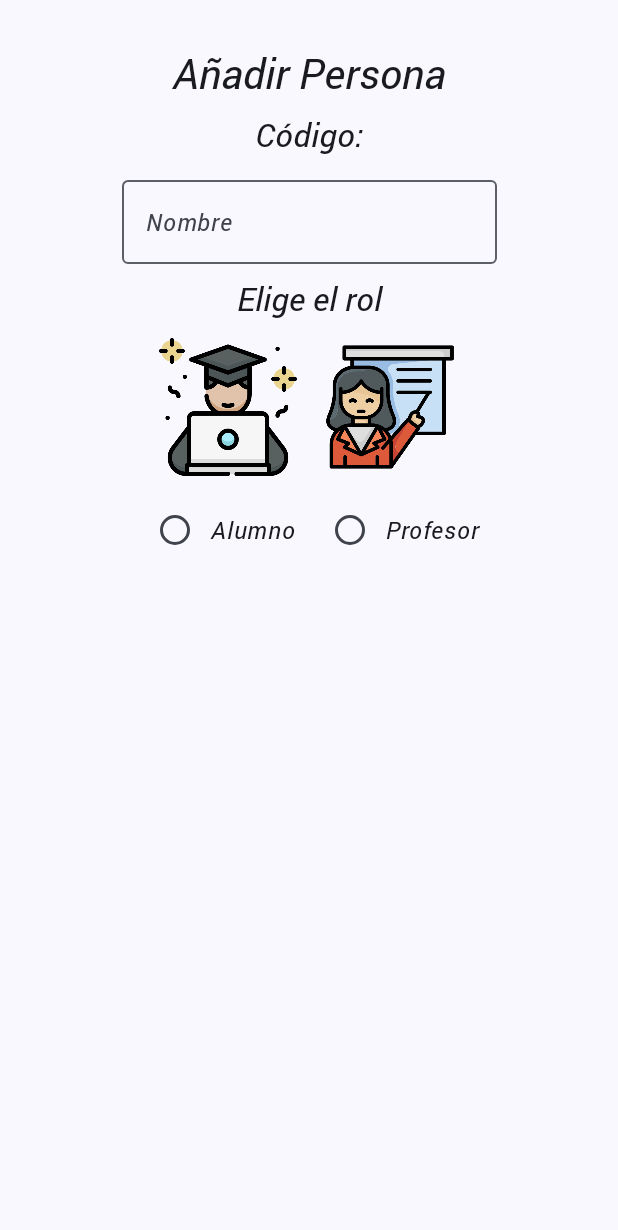
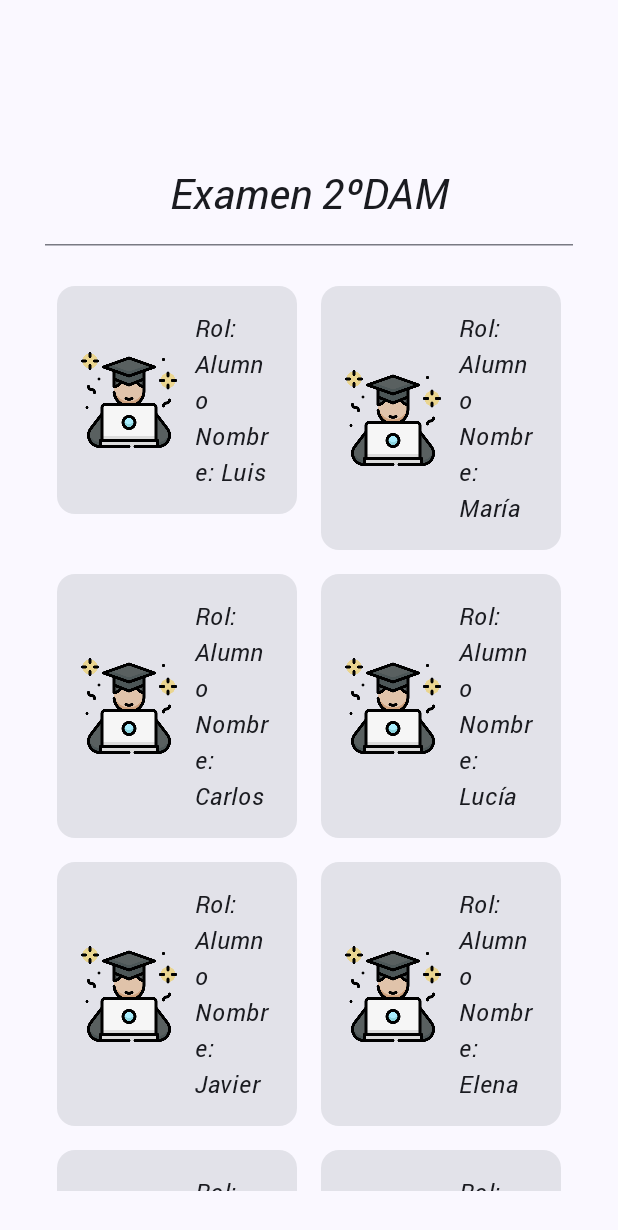
Before and after one commit to Gelet74/Examen1_ViewModel, an Android app built with Jetpack Compose: the screen it shows after launch (MainActivity), on a phone screen of 412 x 824 dp. Shown: the top 1230 px of the screen. Run offline under Robolectric (Android 15) with nearby library versions, the phone set to English and light mode, and no system bars.

Commit message:
14/11 22:30

```diff
--- a/app/build.gradle.kts
+++ b/app/build.gradle.kts
@@ -56,6 +56,7 @@ dependencies {
     implementation(libs.androidx.navigation)
     implementation(libs.androidx.navigation.runtime.ktx)
     implementation("androidx.compose.material:material-icons-extended")
+    implementation(libs.androidx.compose.foundation)
     testImplementation(libs.junit)
     androidTestImplementation(libs.androidx.junit)
     androidTestImplementation(libs.androidx.espresso.core)
--- a/app/src/main/java/com/example/examen1_viewmodel/ListarPersonas.kt
+++ b/app/src/main/java/com/example/examen1_viewmodel/ListarPersonas.kt
@@ -1 +1,129 @@
 package com.example.examen1_viewmodel
+
+import androidx.compose.foundation.Image
+import androidx.compose.foundation.clickable
+import androidx.compose.foundation.layout.Column
+import androidx.compose.foundation.layout.Row
+import androidx.compose.foundation.layout.Spacer
+import androidx.compose.foundation.layout.fillMaxSize
+import androidx.compose.foundation.layout.fillMaxWidth
+import androidx.compose.foundation.layout.height
+import androidx.compose.foundation.layout.padding
+import androidx.compose.foundation.layout.size
+import androidx.compose.foundation.layout.width
+import androidx.compose.foundation.lazy.grid.GridCells
+import androidx.compose.foundation.lazy.grid.LazyVerticalGrid
+import androidx.compose.foundation.lazy.grid.items
+import androidx.compose.material3.Card
+import androidx.compose.material3.HorizontalDivider
+import androidx.compose.material3.MaterialTheme
+import androidx.compose.material3.Text
+import androidx.compose.runtime.Composable
+import androidx.compose.runtime.getValue
+import androidx.compose.runtime.mutableStateOf
+import androidx.compose.runtime.remember
+import androidx.compose.runtime.setValue
+import androidx.compose.ui.Alignment
+import androidx.compose.ui.Modifier
+import androidx.compose.ui.res.painterResource
+import androidx.compose.ui.res.stringResource
+import androidx.compose.ui.unit.dp
+import androidx.lifecycle.viewmodel.compose.viewModel
+import com.example.examen1_viewmodel.ui.appViewModel.AppViewModel
+
+@Composable
+fun ListarPersona(viewModel: AppViewModel = viewModel()) {
+    Column(
+        modifier = Modifier
+            .fillMaxSize()
+            .padding(30.dp)
+            .padding(top = 80.dp),
+        horizontalAlignment = Alignment.CenterHorizontally
+    ) {
+        Text(
+            text = stringResource(R.string.examen),
+            style = MaterialTheme.typography.headlineMedium
+        )
+        Spacer(Modifier.height(16.dp))
+        HorizontalDivider(Modifier.height(20.dp))
+
+        LazyVerticalGrid(columns = GridCells.Fixed(2)) {
+            // Mostrar alumnos
+            items(viewModel.appUIState.value.alumnos) { alumno ->
+                PersonaCard(
+                    rol = "Alumno",
+                    nombre = alumno.nombre,
+                    curso = alumno.cursoSeleccionado,
+                    codigo = alumno.codIden,
+                    nia = alumno.NIA
+                )
+            }
+
+            // Mostrar profesores
+            items(viewModel.appUIState.value.profesores) { profesor ->
+                PersonaCard(
+                    rol = "Profesor",
+                    nombre = profesor.nombre,
+                    curso = profesor.cursosImparte,
+                    codigo = profesor.codigoIdent,
+                    esTutor = profesor.esTutor
+                )
+            }
+        }
+
+        HorizontalDivider(Modifier.height(20.dp)
+            .padding(top=500.dp))
+    }
+}
+
+    @Composable
+    fun PersonaCard(
+        rol:String,
+        nombre: String,
+        curso: String,
+        codigo: String,
+        nia: String? = null,
+        esTutor: Boolean? = null
+
+
+    ) {
+        var expandido by remember { mutableStateOf(false) }
+
+        Card(
+            modifier = Modifier
+                .padding(8.dp)
+                .fillMaxWidth()
+                .clickable { expandido = !expandido }
+        ) {
+            Column(modifier = Modifier.padding(16.dp)) {
+                Row(verticalAlignment = Alignment.CenterVertically) {
+                    Image(
+                        painter = painterResource(
+                            id = if (rol == "Alumno") R.drawable.alumno else R.drawable.profesor
+                        ),
+                        contentDescription = null,
+                        modifier = Modifier.size(64.dp)
+                    )
+                    Spacer(Modifier.width(12.dp))
+                    Column {
+                        Text(text = "Rol: $rol", style = MaterialTheme.typography.titleMedium)
+                        Text(text = "Nombre: $nombre", style = MaterialTheme.typography.bodyLarge)
+                    }
+                }
+
+                if (expandido) {
+                    Spacer(Modifier.height(12.dp))
+                    Column {
+                        Text(text = "Curso: $curso")
+                        Text(text = "Código: $codigo")
+                        if (rol == "Alumno" && nia != null) {
+                            Text(text = "NIA: $nia")
+                        }
+                        if (rol == "Profesor" && esTutor != null) {
+                            Text(text = "¿Es tutor?: ${if (esTutor) "Sí" else "No"}")
+                        }
+                    }
+                }
+            }
+        }
+    }
--- a/app/src/main/java/com/example/examen1_viewmodel/MainActivity.kt
+++ b/app/src/main/java/com/example/examen1_viewmodel/MainActivity.kt
@@ -20,8 +20,8 @@ class MainActivity : ComponentActivity() {
         setContent {
             Examen1_ViewModelTheme {
                 Scaffold(modifier = Modifier.fillMaxSize()) { innerPadding ->
-                    AnadirPersona(
-                        modifier = Modifier.padding(innerPadding)
+                    ListarPersona(
+                        //modifier = Modifier.padding(innerPadding)
                     )
                 }
             }
@@ -29,18 +29,10 @@ class MainActivity : ComponentActivity() {
     }
 }
 
-@Composable
-fun Greeting(name: String, modifier: Modifier = Modifier) {
-    Text(
-        text = "Hello $name!",
-        modifier = modifier
-    )
-}
-
 @Preview(showBackground = true)
 @Composable
 fun GreetingPreview() {
     Examen1_ViewModelTheme {
-        AnadirPersona()
+        ListarPersona()
     }
 }
--- a/app/src/main/java/com/example/examen1_viewmodel/modelo/AppUIState.kt
+++ b/app/src/main/java/com/example/examen1_viewmodel/modelo/AppUIState.kt
@@ -1,4 +1,7 @@
 package com.example.examen1_viewmodel.modelo
 
-class AppUIState {
-}
+data class AppUIState (
+
+   val alumnos: List<Alumno> = emptyList(),
+    val profesores: List<Profesor> = emptyList()
+)
--- a/app/src/main/java/com/example/examen1_viewmodel/modelo/Persona.kt
+++ b/app/src/main/java/com/example/examen1_viewmodel/modelo/Persona.kt
@@ -6,7 +6,7 @@ open class Persona(
 
 class Alumno(
     override val nombre: String = "",
-    val cursoMat: String = "",
+    val cursoSeleccionado: String = "",
     val NIA: String = "",
     val codIden: String = ""
 ): Persona(nombre)
--- a/app/src/main/java/com/example/examen1_viewmodel/ui/appViewModel/AppViewModel.kt
+++ b/app/src/main/java/com/example/examen1_viewmodel/ui/appViewModel/AppViewModel.kt
@@ -1,10 +1,14 @@
 package com.example.examen1_viewmodel.ui.appViewModel
 
+import android.util.Log
 import androidx.compose.runtime.getValue
 import androidx.compose.runtime.mutableStateOf
 import androidx.compose.runtime.setValue
 import androidx.lifecycle.ViewModel
+import com.example.examen1_viewmodel.modelo.Alumno
 import com.example.examen1_viewmodel.modelo.AppUIState
+import com.example.examen1_viewmodel.modelo.Persona
+import com.example.examen1_viewmodel.modelo.Profesor
 import kotlinx.coroutines.flow.MutableStateFlow
 import kotlinx.coroutines.flow.StateFlow
 import kotlinx.coroutines.flow.asStateFlow
@@ -24,10 +28,10 @@ class AppViewModel : ViewModel() {
     var NIASeleccionado by mutableStateOf("")
         private set
 
-     var codIden by mutableStateOf("")
+    var codIden by mutableStateOf("")
         private set
 
-        var codigoIdent by mutableStateOf("")
+    var codigoIdent by mutableStateOf("")
         private set
 
     var cursosImpaSeleccionado by mutableStateOf("")
@@ -61,7 +65,7 @@ class AppViewModel : ViewModel() {
         val n = NIA.trim()
         if (n.length != 5 || n == "00000" || !n.all { it.isDigit() }) return ""
         val ultimaLetra = if (nombre.isNotBlank()) nombre.trim().last().toString() else ""
-        val impares = n.filterIndexed { i, _ -> i % 2 != 0 }
+        val impares = n.filterIndexed { i, _ -> i % 2 == 0 }
         return ultimaLetra + impares
     }
 
@@ -75,13 +79,80 @@ class AppViewModel : ViewModel() {
 
     var rolSeleccionado by mutableStateOf(Rol.ALUMNO)
         private set
-    fun actualizarRol(nuevo: Rol) { rolSeleccionado = nuevo }
+
+    fun actualizarRol(nuevo: Rol) {
+        rolSeleccionado = nuevo
+    }
 
     var cursoSeleccionado by mutableStateOf("")
         private set
-    fun actualizarCurso(nuevo: String) { cursoSeleccionado = nuevo }
 
     fun actualizarTutor(nuevo: Boolean) {
         esTutor = nuevo
     }
+
+    fun actualizarCurso (nuevo : String){
+        cursoSeleccionado=nuevo
+    }
+
+    fun registrarAlumnoActual() {
+        val state = _appUIState.value
+        val alumno = Alumno(
+            nombreSeleccionado,
+            cursoSeleccionado,
+            NIASeleccionado,
+            codIden
+
+        )
+        _appUIState.value = state.copy(
+            alumnos = state.alumnos + alumno
+        )
+        _appUIState.value.alumnos.forEach {
+            Log.d("debug.app", "Alumno: ${it.nombre} Curso: ${it.cursoSeleccionado} NIA: ${it.NIA}, Cod: ${it.codIden}")
+        }
+    }
+
+    fun registrarProfesorActual() {
+        val state = _appUIState.value
+        val profesor = Profesor(
+            nombreSeleccionado,
+            cursoSeleccionado,
+            esTutor,
+            codigoIdent
+
+        )
+        _appUIState.value = state.copy(
+            profesores = state.profesores + profesor
+        )
+        _appUIState.value.profesores.forEach {
+            Log.d("debug.app", "Profesor: ${it.nombre}, Curso: ${it.cursosImparte}, Tutor: ${it.esTutor}, Cod: ${it.codigoIdent}")
+        }
+    }
+    init {
+        val alumnosDemo = listOf(
+            Alumno("Luis", "Primero", "10001", "a001"),
+            Alumno("María", "Segundo", "10002", "a002"),
+            Alumno("Carlos", "Primero", "10003", "a003"),
+            Alumno("Lucía", "Segundo", "10004", "a004"),
+            Alumno("Javier", "Primero", "10005", "a005"),
+            Alumno("Elena", "Segundo", "10006", "a006")
+        )
+
+        val profesoresDemo = listOf(
+            Profesor("Ana", "Primero", true, "p001"),
+            Profesor("Miguel", "Segundo", false, "p002"),
+            Profesor("Sofía", "Primero", true, "p003"),
+            Profesor("David", "Segundo", false, "p004"),
+            Profesor("Laura", "Primero", true, "p005"),
+            Profesor("Pedro", "Segundo", false, "p006")
+        )
+
+        _appUIState.value = _appUIState.value.copy(
+            alumnos = alumnosDemo,
+            profesores = profesoresDemo
+        )
+
+        rolSeleccionado = Rol.ALUMNO // Puedes cambiarlo a Rol.PROFESOR para probar
+    }
+
 }
--- a/app/src/main/res/values/strings.xml
+++ b/app/src/main/res/values/strings.xml
@@ -9,4 +9,5 @@
     <string name="nia">NIA</string>
     <string name="curso">Curso</string>
     <string name="tutor">Tutor</string>
+    <string name="examen">Examen 2ºDAM</string>
 </resources>
--- a/gradle/libs.versions.toml
+++ b/gradle/libs.versions.toml
@@ -13,6 +13,7 @@ viewmodel = "2.8.6"
 runtime = "1.9.4"
 roomKtx = "2.8.3"
 navigationRuntimeKtx = "2.9.5"
+foundation = "1.9.4"
 
 [libraries]
 androidx-core-ktx = { group = "androidx.core", name = "core-ktx", version.ref = "coreKtx" }
@@ -34,6 +35,7 @@ androidx-navigation = {group = "androidx.navigation", name = "navigation-compose
 androidx-compose-runtime = { group = "androidx.compose.runtime", name = "runtime", version.ref = "runtime" }
 androidx-room-ktx = { group = "androidx.room", name = "room-ktx", version.ref = "roomKtx" }
 androidx-navigation-runtime-ktx = { group = "androidx.navigation", name = "navigation-runtime-ktx", version.ref = "navigationRuntimeKtx" }
+androidx-compose-foundation = { group = "androidx.compose.foundation", name = "foundation", version.ref = "foundation" }
 
 
 [plugins]
```
Also changed, not shown: app/src/main/java/com/example/examen1_viewmodel/AnadirPersona.kt (+16 -4 lines).
